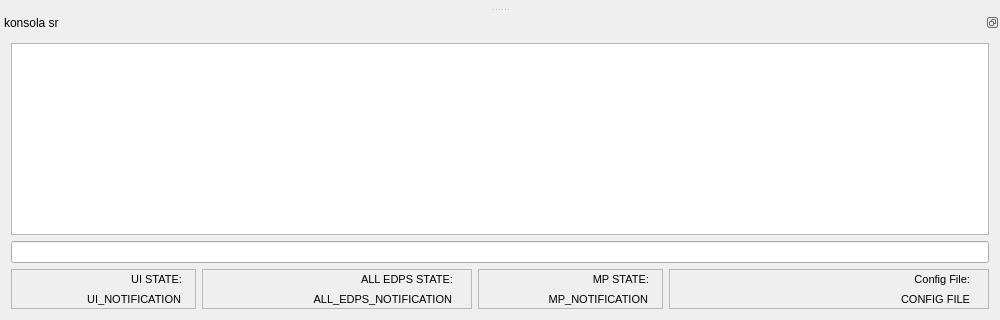
Qt form src/ui-qt/base/mainwindow.ui (ptroja/mrrocpp) before a commit; both pictures show x 0 to 1000 and y 380 to 700 of the 1000 by 700 pixel window.
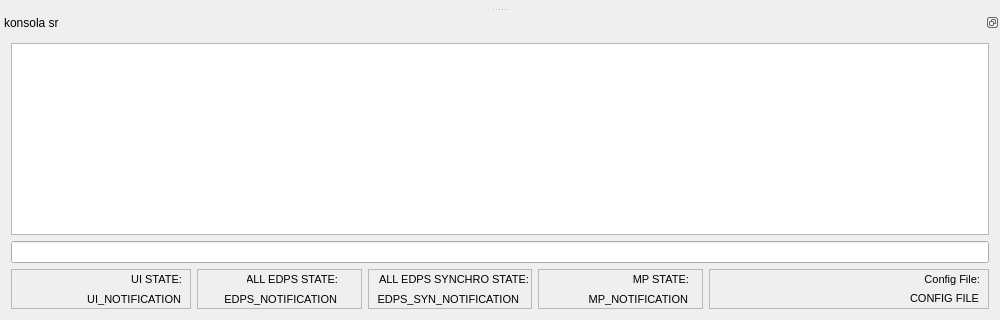
The same form after that commit.

What changed in the file:
```diff
--- a/src/ui-qt/base/mainwindow.ui
+++ b/src/ui-qt/base/mainwindow.ui
@@ -385,7 +385,7 @@
    </attribute>
    <widget class="QWidget" name="dockWidgetContents">
     <layout class="QGridLayout" name="gridLayout">
-     <item row="0" column="0" colspan="4">
+     <item row="0" column="0" colspan="5">
       <widget class="QPlainTextEdit" name="plainTextEdit_sr">
        <property name="minimumSize">
         <size>
@@ -404,7 +404,7 @@
        </property>
       </widget>
      </item>
-     <item row="1" column="0" colspan="4">
+     <item row="1" column="0" colspan="5">
       <widget class="QLineEdit" name="lineEdit_position">
        <property name="minimumSize">
         <size>
@@ -494,7 +494,7 @@
       <widget class="QFrame" name="frame_3">
        <property name="minimumSize">
         <size>
-         <width>270</width>
+         <width>150</width>
          <height>40</height>
         </size>
        </property>
@@ -507,15 +507,15 @@
        <widget class="QLabel" name="label_all_edps_notification">
         <property name="geometry">
          <rect>
-          <x>10</x>
+          <x>20</x>
           <y>20</y>
-          <width>240</width>
+          <width>120</width>
           <height>20</height>
          </rect>
         </property>
         <property name="minimumSize">
          <size>
-          <width>240</width>
+          <width>120</width>
           <height>17</height>
          </size>
         </property>
@@ -525,7 +525,7 @@
          </font>
         </property>
         <property name="text">
-         <string>ALL_EDPS_NOTIFICATION</string>
+         <string>EDPS_NOTIFICATION</string>
         </property>
         <property name="alignment">
          <set>Qt::AlignRight|Qt::AlignTrailing|Qt::AlignVCenter</set>
@@ -534,9 +534,9 @@
        <widget class="QLabel" name="label_4">
         <property name="geometry">
          <rect>
-          <x>60</x>
+          <x>50</x>
           <y>0</y>
-          <width>191</width>
+          <width>91</width>
           <height>20</height>
          </rect>
         </property>
@@ -561,6 +561,76 @@
       </widget>
      </item>
      <item row="2" column="2">
+      <widget class="QFrame" name="frame_5">
+       <property name="minimumSize">
+        <size>
+         <width>150</width>
+         <height>40</height>
+        </size>
+       </property>
+       <property name="frameShape">
+        <enum>QFrame::StyledPanel</enum>
+       </property>
+       <property name="frameShadow">
+        <enum>QFrame::Raised</enum>
+       </property>
+       <widget class="QLabel" name="label_all_edps_synchro_notification">
+        <property name="geometry">
+         <rect>
+          <x>10</x>
+          <y>20</y>
+          <width>141</width>
+          <height>20</height>
+         </rect>
+        </property>
+        <property name="minimumSize">
+         <size>
+          <width>120</width>
+          <height>17</height>
+         </size>
+        </property>
+        <property name="font">
+         <font>
+          <pointsize>8</pointsize>
+         </font>
+        </property>
+        <property name="text">
+         <string>EDPS_SYN_NOTIFICATION</string>
+        </property>
+        <property name="alignment">
+         <set>Qt::AlignRight|Qt::AlignTrailing|Qt::AlignVCenter</set>
+        </property>
+       </widget>
+       <widget class="QLabel" name="label_7">
+        <property name="geometry">
+         <rect>
+          <x>10</x>
+          <y>0</y>
+          <width>151</width>
+          <height>21</height>
+         </rect>
+        </property>
+        <property name="minimumSize">
+         <size>
+          <width>0</width>
+          <height>0</height>
+         </size>
+        </property>
+        <property name="font">
+         <font>
+          <pointsize>8</pointsize>
+         </font>
+        </property>
+        <property name="text">
+         <string>ALL EDPS SYNCHRO STATE:</string>
+        </property>
+        <property name="alignment">
+         <set>Qt::AlignRight|Qt::AlignTrailing|Qt::AlignVCenter</set>
+        </property>
+       </widget>
+      </widget>
+     </item>
+     <item row="2" column="3">
       <widget class="QFrame" name="frame_2">
        <property name="minimumSize">
         <size>
@@ -577,7 +647,7 @@
        <widget class="QLabel" name="label_mp_notification">
         <property name="geometry">
          <rect>
-          <x>20</x>
+          <x>0</x>
           <y>20</y>
           <width>150</width>
           <height>20</height>
@@ -604,7 +674,7 @@
        <widget class="QLabel" name="label_3">
         <property name="geometry">
          <rect>
-          <x>20</x>
+          <x>0</x>
           <y>0</y>
           <width>151</width>
           <height>20</height>
@@ -628,13 +698,17 @@
          <set>Qt::AlignRight|Qt::AlignTrailing|Qt::AlignVCenter</set>
         </property>
        </widget>
+       <zorder>label_mp_notification</zorder>
+       <zorder>label_3</zorder>
+       <zorder>frame_5</zorder>
+       <zorder>frame_5</zorder>
       </widget>
      </item>
-     <item row="2" column="3">
+     <item row="2" column="4">
       <widget class="QFrame" name="frame_4">
        <property name="minimumSize">
         <size>
-         <width>320</width>
+         <width>280</width>
          <height>40</height>
         </size>
        </property>
@@ -647,15 +721,15 @@
        <widget class="QLabel" name="label_config_file_notification">
         <property name="geometry">
          <rect>
-          <x>11</x>
-          <y>20</y>
-          <width>290</width>
-          <height>20</height>
+          <x>10</x>
+          <y>19</y>
+          <width>260</width>
+          <height>21</height>
          </rect>
         </property>
         <property name="minimumSize">
          <size>
-          <width>290</width>
+          <width>260</width>
           <height>17</height>
          </size>
         </property>
@@ -674,9 +748,9 @@
        <widget class="QLabel" name="label_5">
         <property name="geometry">
          <rect>
-          <x>20</x>
+          <x>110</x>
           <y>0</y>
-          <width>281</width>
+          <width>161</width>
           <height>20</height>
          </rect>
         </property>
```
